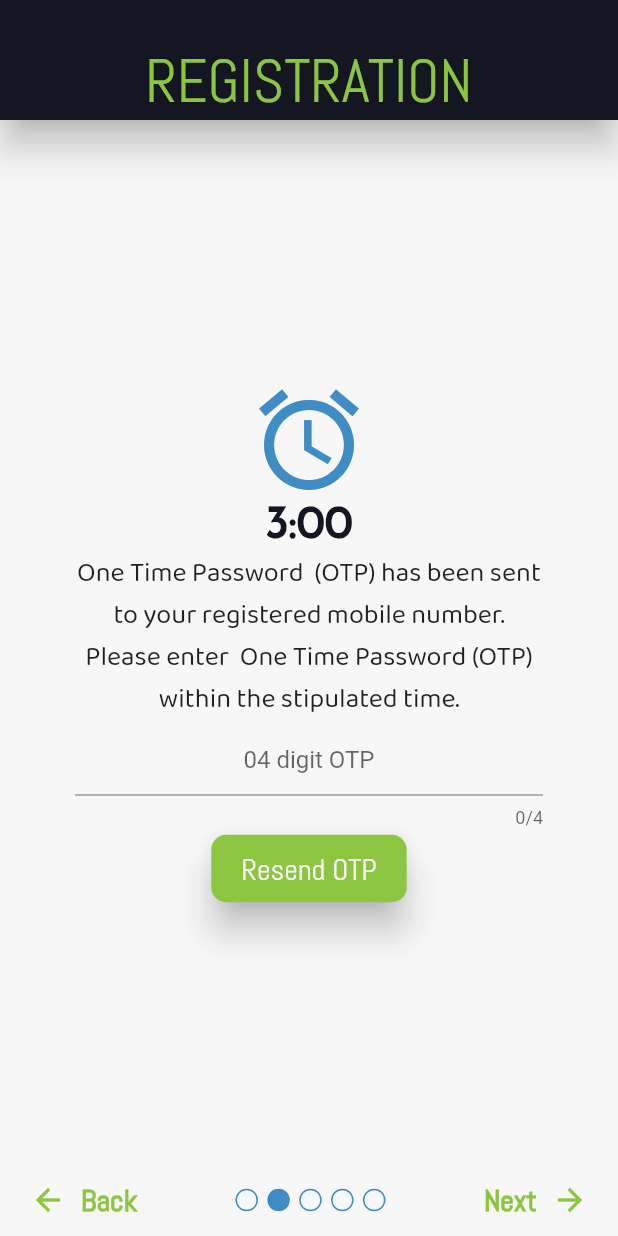
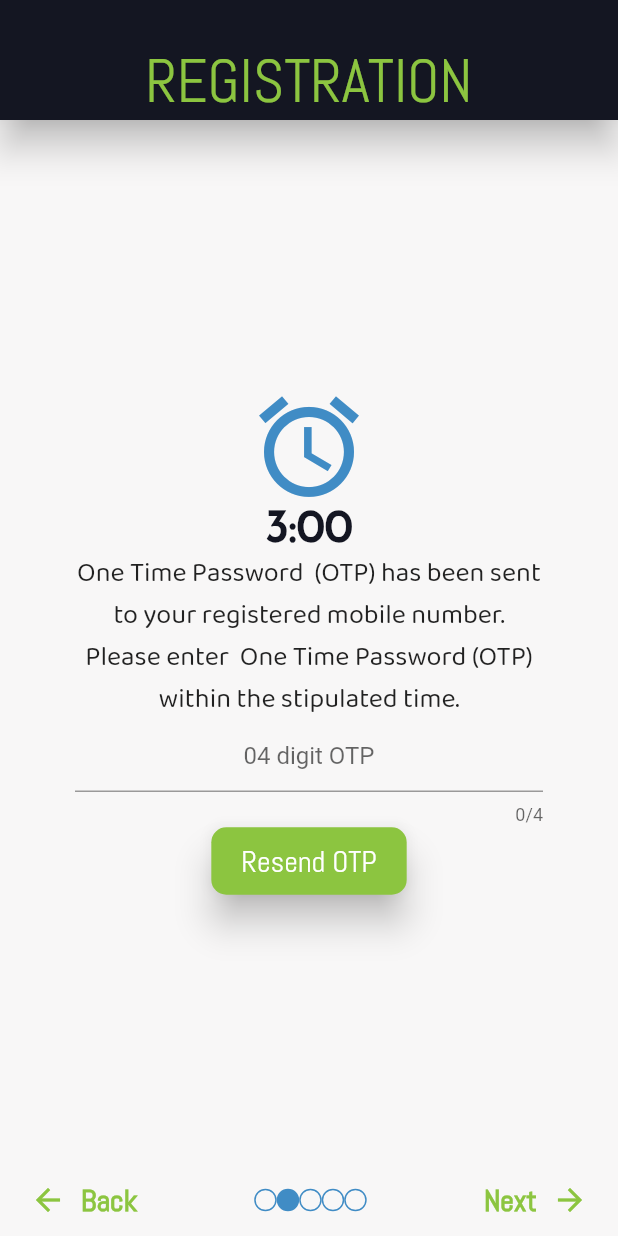
Before and after one commit to nabeelfarman/homedevdeliveryapp, a Flutter app: the screen it shows after launch, on a phone screen of 412 x 824 dp. Run offline on Flutter 3.47's test engine with Material 2 defaults, Android fonts, the phone set to English and light mode, and no system bars; our stand-ins replace simple_animations; missing offline and left inert: sailor.

Commit message:
OTP further settings

```diff
--- a/lib/pages/registrationPages/otpVerification.dart
+++ b/lib/pages/registrationPages/otpVerification.dart
@@ -50,9 +50,7 @@ class _OTPVerification extends State<OTPVerification> {
             ),
             FadeAnimation(
               1.5,
-              Container(
-                  height: 350,
-                  child: Column(
+              Column(
                 mainAxisAlignment: MainAxisAlignment.spaceBetween,
                 children: <Widget>[
                   Center(
@@ -120,7 +118,7 @@ class _OTPVerification extends State<OTPVerification> {
                     ),
                   ),
                 ],
-                  )),
+              ),
             ),
             FadeAnimation(
               2.0,
@@ -153,11 +151,7 @@ class _OTPVerification extends State<OTPVerification> {
                     ),
                     onPressed: () {},
                   ),
-                  Container(
-                    width: 100,
-                    height: 30,
-                    //color: Colors.orangeAccent,
-                    child: Row(
+                  Row(
                     mainAxisAlignment: MainAxisAlignment.spaceBetween,
                     children: <Widget>[
                       Container(
@@ -201,7 +195,6 @@ class _OTPVerification extends State<OTPVerification> {
                       )
                     ],
                   ),
-                  ),
                   FlatButton(
                     padding: EdgeInsets.fromLTRB(20.0, 10.0, 20.0, 10.0),
                     shape: new RoundedRectangleBorder(
```
Lines whose indentation alone changed are shown as unchanged.
